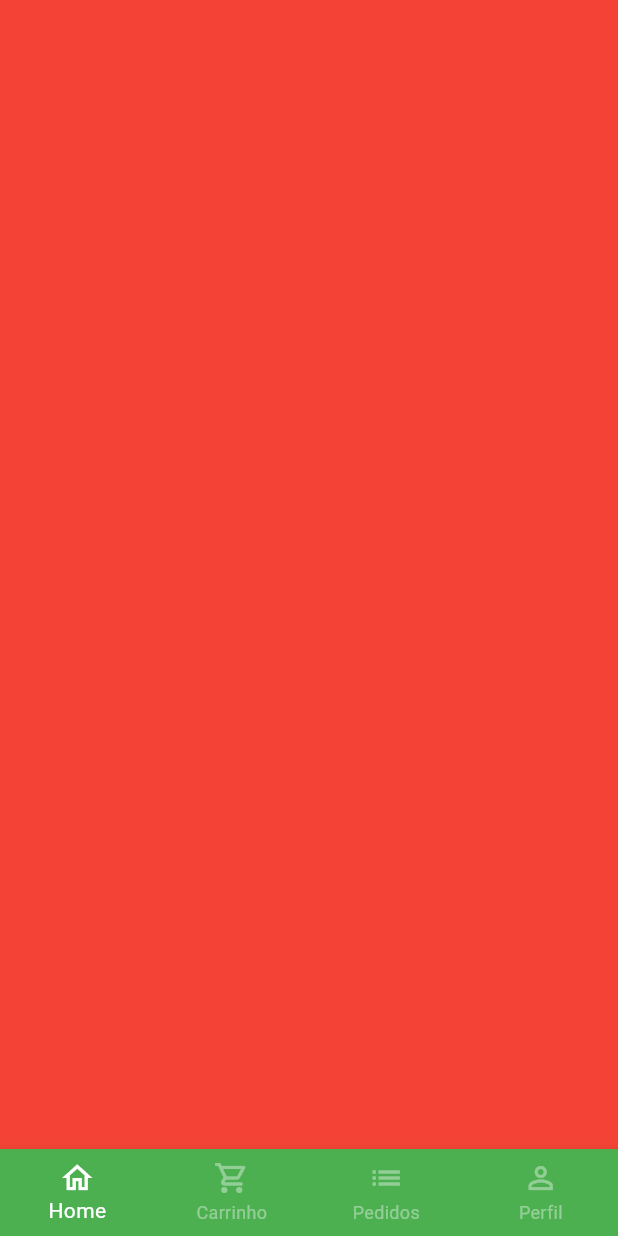
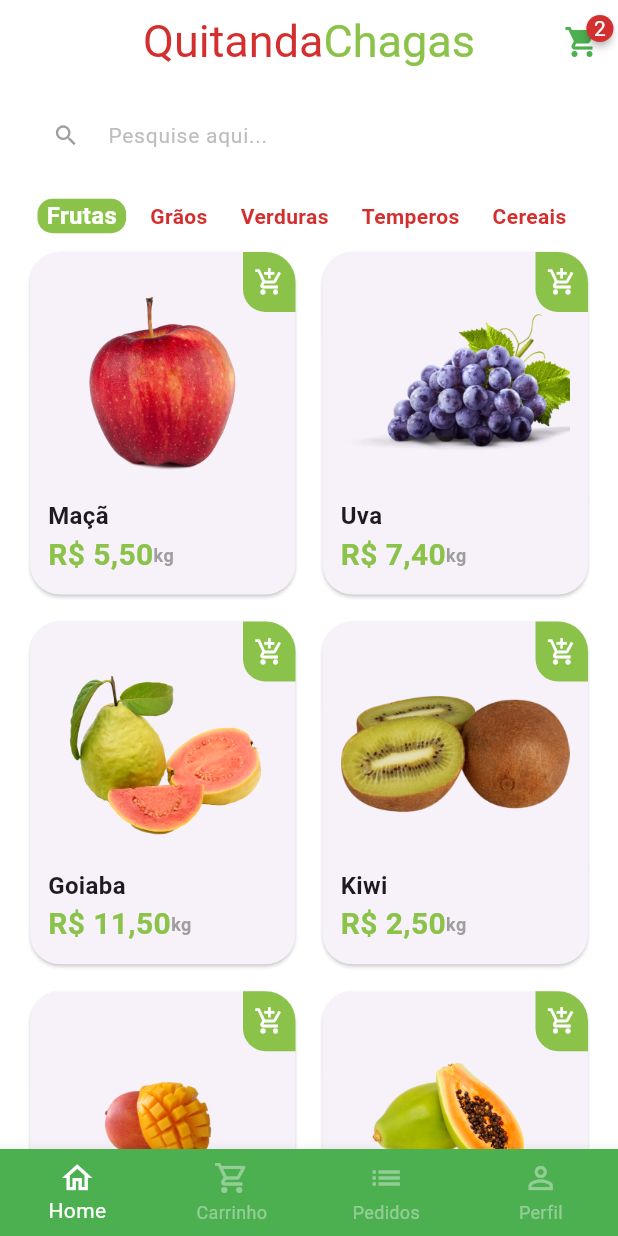
Before and after one commit to douglaskks/app_quitanda, a Flutter app: the screen it shows after launch, after a tap on "Entrar", on a phone screen of 412 x 824 dp. Run offline on Flutter 3.47's test engine with Material 3 defaults, Android fonts, the phone set to English and light mode, and no system bars; drawn by our look-alikes of badges; our stand-ins replace animated_text_kit, mask_text_input_formatter.

Commit message:
Tela Home concluida

```diff
--- a/lib/main.dart
+++ b/lib/main.dart
@@ -1,4 +1,4 @@
-import 'package:app_quitanda/src/auth/components/sign_In_Screen.dart';
+import 'package:app_quitanda/src/Pages/auth/components/sign_In_Screen.dart';
 import 'package:flutter/material.dart';
 
 void main() {
@@ -14,7 +14,8 @@ class MyApp extends StatelessWidget {
     return MaterialApp(
       title: 'Flutter Demo',
       theme: ThemeData(
-        colorScheme: ColorScheme.fromSeed(seedColor: Colors.green),
+        primarySwatch: Colors.green,
+        scaffoldBackgroundColor: Colors.white.withAlpha(190),
         useMaterial3: true,
       ),
       debugShowCheckedModeBanner: false,
--- /dev/null
+++ b/lib/src/Models/item_model.dart
@@ -0,0 +1,15 @@
+class ItemModel {
+  String itemName;
+  String imgUrl;
+  String unit;
+  double price;
+  String description;
+
+  ItemModel({
+    required this.itemName,
+    required this.imgUrl,
+    required this.unit,
+    required this.price,
+    required this.description,
+  });
+}
--- a/lib/src/auth/components/sign_up_Screen.dart
+++ b/lib/src/Pages/auth/components/sign_up_Screen.dart
@@ -1,5 +1,5 @@
-import 'package:app_quitanda/src/auth/config/custom_colors.dart';
-import 'package:app_quitanda/src/auth/config/custom_text_fields.dart';
+import 'package:app_quitanda/src/config/custom_colors.dart';
+import 'package:app_quitanda/src/config/custom_text_fields.dart';
 import 'package:flutter/cupertino.dart';
 import 'package:flutter/material.dart';
 import 'package:flutter/widgets.dart';
--- a/lib/src/base/base_screnn.dart
+++ b/lib/src/Pages/base/base_screnn.dart
@@ -1,3 +1,4 @@
+import 'package:app_quitanda/src/Pages/home/home_tab.dart';
 import 'package:flutter/cupertino.dart';
 import 'package:flutter/material.dart';
 
@@ -20,9 +21,7 @@ class _BaseScreenState extends State<BaseScreen> {
         physics: const NeverScrollableScrollPhysics(),
         controller: widget.pageController,
         children: [
-          Container(
-            color: Colors.red,
-          ),
+          HomeTab(),
           Container(
             color: Colors.yellow,
           ),
--- /dev/null
+++ b/lib/src/Pages/home/components/Category_Tile.dart
@@ -0,0 +1,45 @@
+import 'package:app_quitanda/src/config/custom_colors.dart';
+import 'package:flutter/cupertino.dart';
+import 'package:flutter/material.dart';
+
+class CategoryTile extends StatelessWidget {
+  const CategoryTile(
+      {super.key,
+      required this.category,
+      required this.isSelected,
+      required this.onPressed});
+
+  final String category;
+  final bool isSelected;
+  final VoidCallback onPressed;
+
+  @override
+  Widget build(BuildContext context) {
+    return GestureDetector(
+      onTap: onPressed,
+      child: Align(
+        alignment: Alignment.center,
+        child: Container(
+          padding: EdgeInsets.symmetric(
+            horizontal: 6,
+          ),
+          decoration: BoxDecoration(
+            borderRadius: BorderRadius.circular(10),
+            color: isSelected
+                ? CustomColors.customSwatchColor
+                : Colors.transparent,
+          ),
+          child: Text(
+            category,
+            style: TextStyle(
+              color:
+                  isSelected ? Colors.white : CustomColors.customContrastColor,
+              fontWeight: FontWeight.bold,
+              fontSize: isSelected ? 16 : 14,
+            ),
+          ),
+        ),
+      ),
+    );
+  }
+}
--- /dev/null
+++ b/lib/src/Pages/home/components/Item_Tile.dart
@@ -0,0 +1,94 @@
+import 'package:app_quitanda/src/Models/item_model.dart';
+import 'package:app_quitanda/src/Services/Utils_Services.dart';
+import 'package:app_quitanda/src/config/custom_colors.dart';
+import 'package:flutter/cupertino.dart';
+import 'package:flutter/material.dart';
+
+class ItemTile extends StatelessWidget {
+  ItemTile({
+    Key? key,
+    required this.item,
+  }) : super(key: key);
+
+  final UtilsServices utilsServices = UtilsServices();
+
+  final ItemModel item;
+
+  @override
+  Widget build(BuildContext context) {
+    return Stack(
+      children: [
+        Card(
+          elevation: 1,
+          shadowColor: Colors.grey.shade300,
+          shape: RoundedRectangleBorder(
+            borderRadius: BorderRadius.circular(20),
+          ),
+          child: Padding(
+            padding: const EdgeInsets.all(12),
+            child: Column(
+              crossAxisAlignment: CrossAxisAlignment.stretch,
+              children: [
+                // Imagem
+                Expanded(
+                  child: Image.asset(item.imgUrl),
+                ),
+                // Nome do Produto
+                Text(
+                  item.itemName,
+                  style: const TextStyle(
+                    fontSize: 16,
+                    fontWeight: FontWeight.bold,
+                  ),
+                ),
+                // Preço do Produto
+                Row(
+                  children: [
+                    Text(
+                      utilsServices.priceToCurrency(item.price),
+                      style: TextStyle(
+                          fontWeight: FontWeight.bold,
+                          fontSize: 20,
+                          color: CustomColors.customSwatchColor),
+                    ),
+                    Text(
+                      '${item.unit}',
+                      style: TextStyle(
+                        color: Colors.grey.shade500,
+                        fontWeight: FontWeight.bold,
+                        fontSize: 12,
+                      ),
+                    ),
+                  ],
+                ), // exibição do preço
+              ],
+            ),
+          ),
+        ),
+        Positioned(
+          top: 4,
+          right: 4,
+          child: GestureDetector(
+            onTap: () {},
+            child: Container(
+              height: 40,
+              width: 35,
+              decoration: BoxDecoration(
+                color: CustomColors.customSwatchColor,
+                borderRadius: const BorderRadius.only(
+                  bottomLeft: Radius.circular(15),
+                  topRight: Radius.circular(20),
+                ),
+              ),
+              child: const Icon(
+                Icons.add_shopping_cart_outlined,
+                color: Colors.white,
+                size: 20,
+              ),
+            ),
+          ),
+        )
+      ],
+    );
+  }
+}
--- /dev/null
+++ b/lib/src/Pages/home/home_tab.dart
@@ -0,0 +1,153 @@
+import 'package:app_quitanda/src/Pages/home/components/Category_Tile.dart';
+import 'package:app_quitanda/src/Pages/home/components/Item_Tile.dart';
+import 'package:badges/badges.dart';
+import 'package:flutter/cupertino.dart';
+import 'package:flutter/foundation.dart';
+import 'package:flutter/material.dart';
+import 'package:badges/badges.dart' as BadgePackage;
+import 'package:app_quitanda/src/config/custom_colors.dart';
+import 'package:flutter/widgets.dart';
+import 'package:app_quitanda/src/config/app_data.dart' as appData;
+
+class HomeTab extends StatefulWidget {
+  const HomeTab({Key? key});
+
+  @override
+  State<HomeTab> createState() => _HomeTabState();
+}
+
+class _HomeTabState extends State<HomeTab> {
+  String selectedCategory = 'Frutas';
+
+  @override
+  Widget build(BuildContext context) {
+    return Scaffold(
+      appBar: AppBar(
+        centerTitle: true,
+        backgroundColor: Colors.transparent,
+        elevation: 0,
+        title: Text.rich(
+          TextSpan(
+            style: TextStyle(
+              fontSize: 30,
+            ),
+            children: [
+              TextSpan(
+                text: 'Quitanda',
+                style: TextStyle(
+                  color: CustomColors.customContrastColor,
+                ),
+              ),
+              TextSpan(
+                text: 'Chagas',
+                style: TextStyle(
+                  color: CustomColors.customSwatchColor,
+                ),
+              ),
+            ],
+          ),
+        ),
+        actions: [
+          GestureDetector(
+            child: BadgePackage.Badge(
+              // Usando BadgePackage como alias
+              badgeColor: CustomColors.customContrastColor,
+              position:
+                  BadgePosition.topEnd(top: 0, end: 3), // Posição do badge
+              badgeContent: Text(
+                '2',
+                style: TextStyle(color: Colors.white),
+              ), // Conteúdo do badge (opcional)
+              child: IconButton(
+                onPressed: () {},
+                icon: const Icon(
+                  Icons.shopping_cart,
+                  color: Colors.green, // Definindo a cor do ícone
+                ),
+              ),
+            ),
+          ),
+        ],
+      ),
+      body: Column(
+        children: [
+          Padding(
+            padding: const EdgeInsets.symmetric(
+              horizontal: 20,
+              vertical: 10,
+            ),
+
+            //Campo de pesquisa
+            child: TextFormField(
+              decoration: InputDecoration(
+                filled: true,
+                fillColor: Colors.white,
+                isDense: true,
+                hintText: 'Pesquise aqui...',
+                hintStyle: TextStyle(
+                  color: Colors.grey.shade400,
+                  fontSize: 14,
+                ),
+                prefixIcon: const Icon(
+                  Icons.search,
+                  color: Colors.grey,
+                ),
+                border: OutlineInputBorder(
+                  borderRadius: BorderRadius.circular(60),
+                  borderSide: const BorderSide(
+                    width: 0,
+                    style: BorderStyle.none,
+                  ),
+                ),
+              ),
+            ),
+          ),
+
+          //Categorias
+          Container(
+            padding: const EdgeInsets.only(left: 25),
+            height: 40,
+            child: ListView.separated(
+              scrollDirection: Axis.horizontal,
+              itemBuilder: (_, index) {
+                return CategoryTile(
+                  onPressed: () {
+                    setState(() {
+                      selectedCategory = appData.categories[index];
+                    });
+                  },
+                  category: appData.categories[index],
+                  isSelected: appData.categories[index] == selectedCategory,
+                );
+              },
+              separatorBuilder: (_, index) => const SizedBox(
+                width: 10,
+              ),
+              itemCount: appData.categories.length,
+            ),
+          ),
+
+          // Grid
+          Expanded(
+            child: GridView.builder(
+              padding: const EdgeInsets.fromLTRB(16, 0, 16, 16),
+              physics: const BouncingScrollPhysics(),
+              gridDelegate: const SliverGridDelegateWithFixedCrossAxisCount(
+                crossAxisCount: 2,
+                mainAxisSpacing: 10,
+                crossAxisSpacing: 10,
+                childAspectRatio: 9 / 11.5,
+              ),
+              itemCount: appData.items.length,
+              itemBuilder: (_, index) {
+                return ItemTile(
+                  item: appData.items[index],
+                );
+              },
+            ),
+          ),
+        ],
+      ),
+    );
+  }
+}
--- /dev/null
+++ b/lib/src/Services/utils_services.dart
@@ -0,0 +1,10 @@
+import 'package:intl/intl.dart';
+
+class UtilsServices {
+  // R$ Valor
+  priceToCurrency(double price) {
+    NumberFormat numberFormat = NumberFormat.simpleCurrency(locale: 'pt_BR');
+
+    return numberFormat.format(price);
+  }
+}
--- /dev/null
+++ b/lib/src/config/app_data.dart
@@ -0,0 +1,72 @@
+import 'package:app_quitanda/src/Models/item_model.dart';
+
+ItemModel apple = ItemModel(
+  itemName: 'Maçã',
+  imgUrl: 'assets/fruits/apple.png',
+  unit: 'kg',
+  price: 5.5,
+  description:
+      'As melhores maçãs da região, maçãs de alta qualidade na sua mesa',
+);
+
+ItemModel grape = ItemModel(
+  itemName: 'Uva',
+  imgUrl: 'assets/fruits/grape.png',
+  unit: 'kg',
+  price: 7.4,
+  description:
+      'A uva é o fruto da videira ou parreira, uma planta da família Vitaceae. É originária da Ásia e uma das frutas mais antigas utilizadas na alimentação humana.',
+);
+
+ItemModel guava = ItemModel(
+  itemName: 'Goiaba',
+  imgUrl: 'assets/fruits/guava.png',
+  unit: 'kg',
+  price: 11.5,
+  description:
+      'A goiaba é um fruto carnoso, de casca verde e muito rico em fibras solúveis, que ajudam a reduzir o colesterol. Em seu interior há uma polpa branca, rosada, vermelha, amarela, pode ser encontrado de diferentes tamanhos.',
+);
+
+ItemModel kiwi = ItemModel(
+  itemName: 'Kiwi',
+  imgUrl: 'assets/fruits/kiwi.png',
+  unit: 'kg',
+  price: 2.5,
+  description:
+      'A coloração dos frutos é marrom e sua superfície é repleta de pelos pardos. As sementes são pequenas, pretas e estão dispostas radialmente na polpa verde do fruto.',
+);
+
+ItemModel mango = ItemModel(
+  itemName: 'Manga',
+  imgUrl: 'assets/fruits/mango.png',
+  unit: 'kg',
+  price: 2.5,
+  description:
+      'O fruto é globoso, com uma profunda depressão no ponto de inserção da haste, que o prende aos ramos. De coloração vermelha ou verde, pode apresentar pequenas manchas esverdeadas ou amareladas.',
+);
+
+ItemModel papaya = ItemModel(
+  itemName: 'Mamão',
+  imgUrl: 'assets/fruits/papaya.png',
+  unit: 'kg',
+  price: 8,
+  description:
+      'O fruto do mamoeiro é carnoso e do tipo baga, com casca fina e coloração que varia do amarelo-claro à laranja e polpa comumente amarela ou alaranjada.',
+);
+
+List<ItemModel> items = [
+  apple,
+  grape,
+  guava,
+  kiwi,
+  mango,
+  papaya,
+];
+
+List<String> categories = [
+  'Frutas',
+  'Grãos',
+  'Verduras',
+  'Temperos',
+  'Cereais',
+];
```
Also changed, not shown: lib/src/Pages/auth/components/sign_In_Screen.dart (renamed from lib/src/auth/components/sign_In_Screen.dart, +4 -4 lines), pubspec.yaml (+9 -3 lines), assets/fruits/apple.png (added), assets/fruits/grape.png (added), assets/fruits/guava.png (added), assets/fruits/kiwi.png (added), assets/fruits/mango.png (added), assets/fruits/papaya.png (added), lib/src/config/custom_colors.dart (renamed from lib/src/auth/config/custom_colors.dart), lib/src/config/custom_text_fields.dart (renamed from lib/src/auth/config/custom_text_fields.dart), pubspec.lock.
